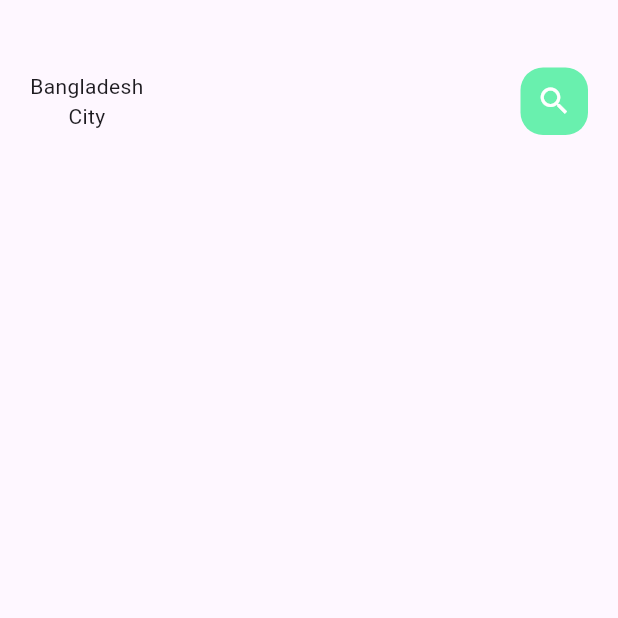
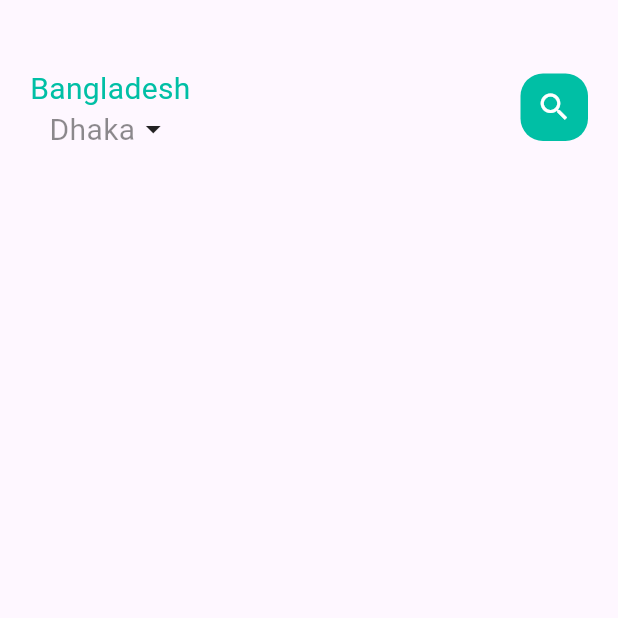
Before and after one commit to SabihaAkter25/Shop-App-with-Backend, a Flutter app: the screen it shows after launch, on a phone screen of 412 x 824 dp, the top half of it. Run offline on Flutter 3.47's test engine with Material 3 defaults, Android fonts, the phone set to English and light mode, and no system bars.

```diff
--- a/lib/home/main_food_page.dart
+++ b/lib/home/main_food_page.dart
@@ -1,4 +1,6 @@
 import 'package:flutter/material.dart';
+import 'package:shop_app_with_backend/widgets/big_text.dart';
+import 'package:shop_app_with_backend/widgets/small_text.dart';
 
 class MainFoodPage extends StatefulWidget {
   const MainFoodPage({super.key});
@@ -22,8 +24,13 @@ class _MainFoodPageState extends State<MainFoodPage> {
                 children: [
                   Column(
                     children: [
-                      Text("Bangladesh"),
-                      Text("City")
+                      BigText(text: "Bangladesh",color: Colors.tealAccent.shade700,),
+                      Row(
+                        children: [
+                          SmallText(text: "Dhaka",color: Colors.black45,),
+                          Icon(Icons.arrow_drop_down)
+                        ],
+                      )
                     ],
                   ),
                   Center(
@@ -33,7 +40,7 @@ class _MainFoodPageState extends State<MainFoodPage> {
                       child: Icon(Icons.search,color: Colors.white,),
                       decoration: BoxDecoration(
                         borderRadius: BorderRadius.circular(15),
-                        color:Colors.greenAccent.shade200,
+                        color:Colors.tealAccent.shade700,
 
                       ),
                     ),
--- a/lib/widgets/big_test.dart
+++ b/lib/widgets/big_text.dart
@@ -1,4 +1,3 @@
-import 'package:flutter/cupertino.dart';
 import 'package:flutter/material.dart';
 
 class BigText extends StatelessWidget {
@@ -16,6 +15,7 @@ class BigText extends StatelessWidget {
   Widget build(BuildContext context) {
     return Text(
         text,
+    maxLines: 1,
     overflow: overflow,
       style: TextStyle(
         color: color,
--- /dev/null
+++ b/lib/widgets/small_text.dart
@@ -0,0 +1,29 @@
+import 'package:flutter/material.dart';
+
+class SmallText extends StatelessWidget {
+  Color? color;
+  final String text;
+  double size;
+  double height =1.2;
+
+
+  SmallText({super.key,  this.color, required this.text,
+this.height=1.2,
+    this.size=20
+  });
+
+  @override
+  Widget build(BuildContext context) {
+    return Text(
+      text,
+
+      style: TextStyle(
+        color: color,
+        fontWeight: FontWeight.w400,
+        fontSize: size,
+        height: height
+      ),
+
+    );
+  }
+}
```
